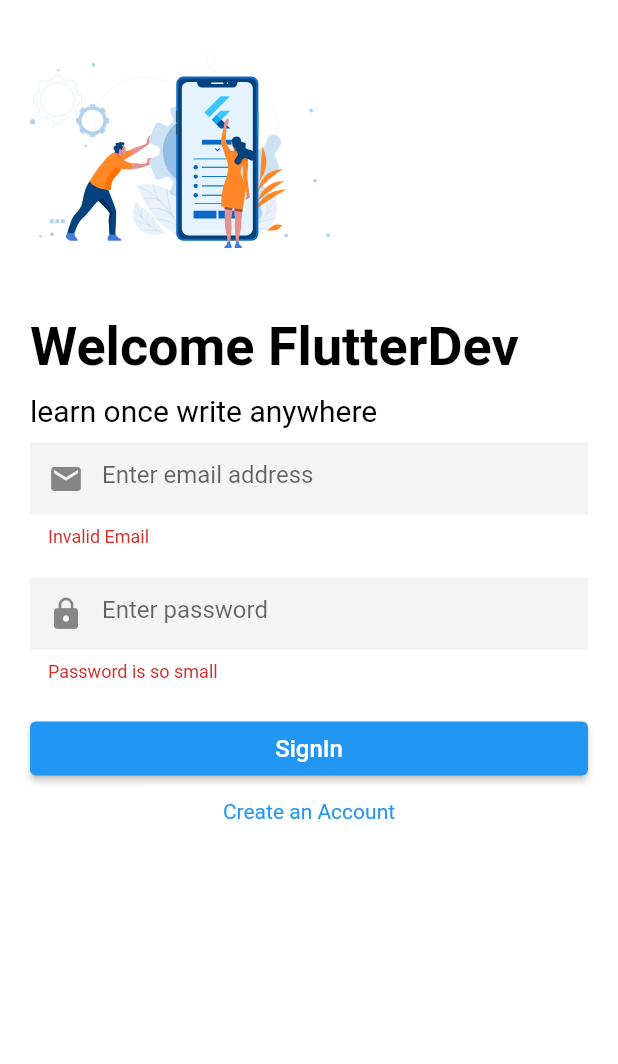
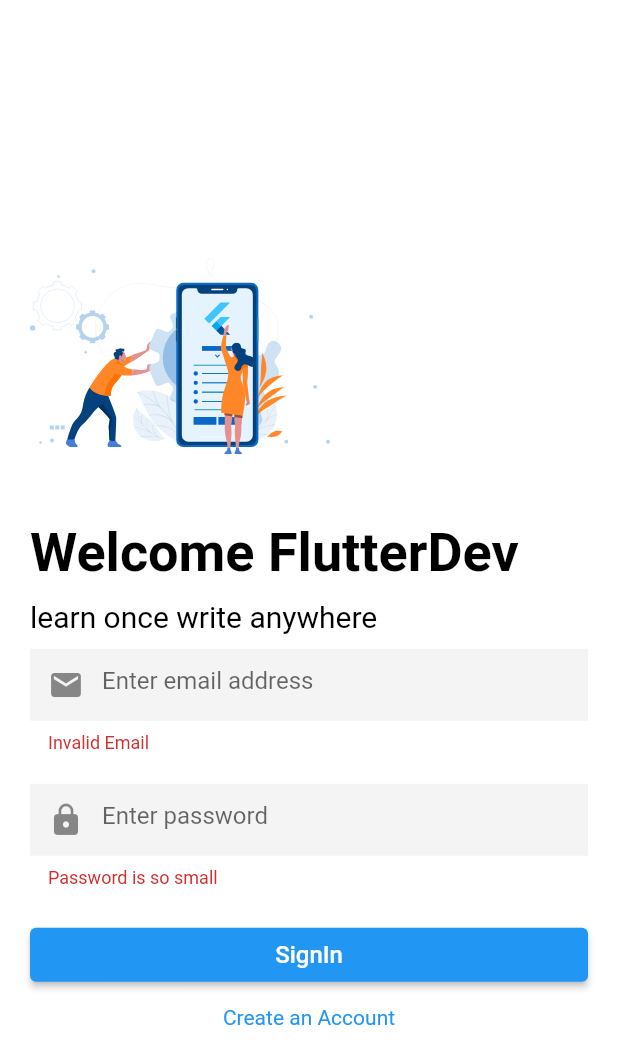
Before and after one commit to Karthikeyan-B-15/flutterDemo, a Flutter app: the SignInPage screen opened directly, after a tap on "SignIn", on a phone screen of 412 x 824 dp. Shown: the top 1064 px of the screen. Run offline on Flutter 3.47's test engine with Material 2 defaults, Android fonts, the phone set to English and light mode, and no system bars; our stand-ins replace firebase_auth, firebase_core, flutter_svg; missing offline and left inert: dart:ffi; accounts and stored records are empty.

```diff
--- a/lib/main.dart
+++ b/lib/main.dart
@@ -16,7 +16,7 @@ void main() async {
         debugShowCheckedModeBanner: false,
         title: 'My app', // used by the OS task switcher
         home: SafeArea(
-          child: HomePage(),
+          child: SignInPage(),
         ),
       ),
     ),
--- a/lib/widgets/signInPage.dart
+++ b/lib/widgets/signInPage.dart
@@ -18,8 +18,9 @@ class _SignInPageState extends State<SignInPage> {
   Widget build(BuildContext context) {
     return Scaffold(
       backgroundColor: Colors.white,
-      body: SingleChildScrollView(
-          padding: EdgeInsets.symmetric(horizontal: 20),
+      body: Center(
+        child: SingleChildScrollView(
+          padding: const EdgeInsets.symmetric(horizontal: 20),
           child: Column(
             mainAxisAlignment: MainAxisAlignment.center,
             crossAxisAlignment: CrossAxisAlignment.start,
@@ -54,7 +55,9 @@ class _SignInPageState extends State<SignInPage> {
               ),
               formField(),
             ],
-          )),
+          ),
+        ),
+      ),
     );
   }
 
@@ -90,7 +93,7 @@ class _SignInPageState extends State<SignInPage> {
               height: 20,
             ),
             TextFormField(
-              key: ValueKey('password'),
+              key: const ValueKey('password'),
               decoration: const InputDecoration(
                   prefixIcon: Icon(Icons.lock),
                   border: InputBorder.none,
@@ -120,7 +123,7 @@ class _SignInPageState extends State<SignInPage> {
                       if (formKey.currentState!.validate()) {
                         formKey.currentState!.save();
 
-                        signin(email, password);
+                        signIn(email, password, context);
                       }
                     },
                     child: const Text(
```
Also changed, not shown: lib/functions/authFunction.dart (+17 -2 lines).
